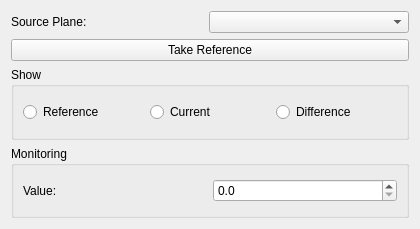
wjx823/vurtigo, file Plugins/InfusionMonitor2D/InfusionMonitor.ui: the form before one commit.
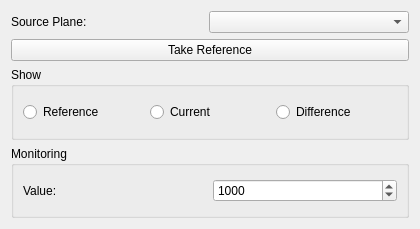
The form after the commit.

Commit message: Made some fixes/improvements to InfusionMonitor plugin (and some supporting changes to the test suite)

What changed in the file:
```diff
--- a/Plugins/InfusionMonitor2D/InfusionMonitor.ui
+++ b/Plugins/InfusionMonitor2D/InfusionMonitor.ui
@@ -120,13 +120,19 @@
             <item>
              <widget class="QDoubleSpinBox" name="threshold_DoubleSpinBox">
               <property name="decimals">
-               <number>1</number>
+               <number>0</number>
               </property>
               <property name="minimum">
                <double>0.000000000000000</double>
               </property>
               <property name="maximum">
-               <double>10000.000000000000000</double>
+               <double>10002.000000000000000</double>
+              </property>
+              <property name="singleStep">
+               <double>1.000000000000000</double>
+              </property>
+              <property name="value">
+               <double>1000.000000000000000</double>
               </property>
              </widget>
             </item>
```
The commit also changes 4 other files.
